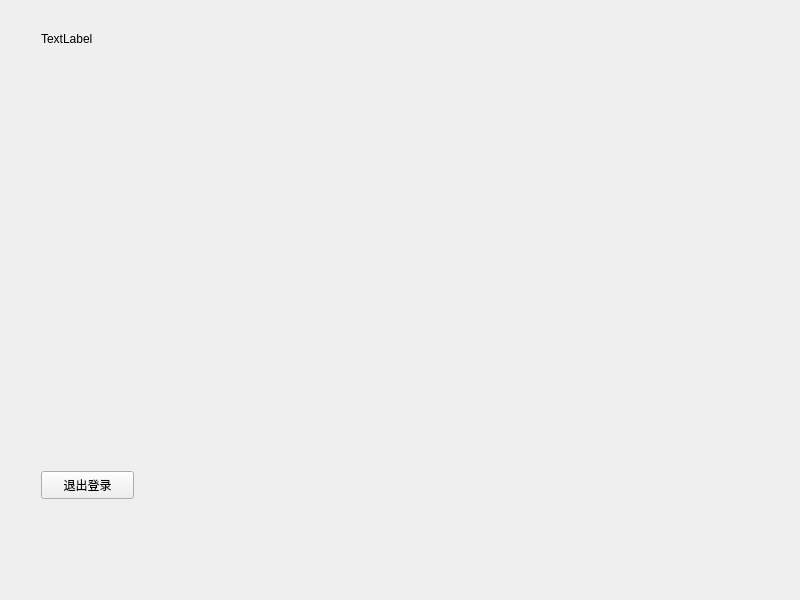
Qt form resources/form/widget.ui (Minevitably/LibraryManagement) before a commit.
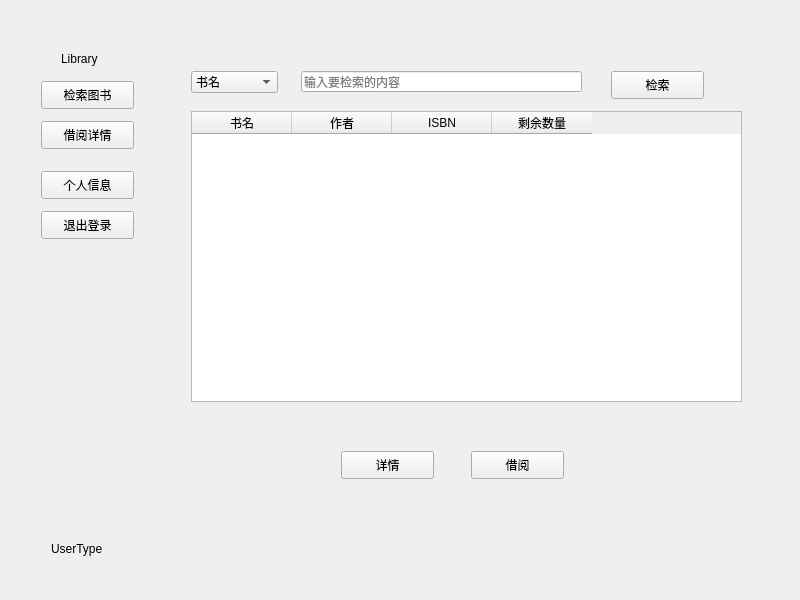
The same form after that commit. The open tabs and pages were chosen to show the change.

Commit message: 设计图书检索视图，在数据库中增加图书表

Patch:
```diff
--- a/resources/form/widget.ui
+++ b/resources/form/widget.ui
@@ -147,31 +147,259 @@
       </widget>
      </widget>
      <widget class="QWidget" name="mainPage">
-      <widget class="QPushButton" name="pushButtonLogout">
+      <widget class="QWidget" name="widgetMenu" native="true">
        <property name="geometry">
         <rect>
-         <x>30</x>
-         <y>460</y>
-         <width>93</width>
-         <height>28</height>
+         <x>20</x>
+         <y>30</y>
+         <width>120</width>
+         <height>531</height>
         </rect>
        </property>
-       <property name="text">
-        <string>退出登录</string>
-       </property>
+       <widget class="QPushButton" name="btnSearchBook">
+        <property name="geometry">
+         <rect>
+          <x>10</x>
+          <y>40</y>
+          <width>93</width>
+          <height>28</height>
+         </rect>
+        </property>
+        <property name="text">
+         <string>检索图书</string>
+        </property>
+       </widget>
+       <widget class="QPushButton" name="btnBorDetail">
+        <property name="geometry">
+         <rect>
+          <x>10</x>
+          <y>80</y>
+          <width>93</width>
+          <height>28</height>
+         </rect>
+        </property>
+        <property name="text">
+         <string>借阅详情</string>
+        </property>
+       </widget>
+       <widget class="QPushButton" name="btnSelf">
+        <property name="geometry">
+         <rect>
+          <x>10</x>
+          <y>130</y>
+          <width>93</width>
+          <height>28</height>
+         </rect>
+        </property>
+        <property name="text">
+         <string>个人信息</string>
+        </property>
+       </widget>
+       <widget class="QPushButton" name="btnLogout">
+        <property name="geometry">
+         <rect>
+          <x>10</x>
+          <y>170</y>
+          <width>93</width>
+          <height>28</height>
+         </rect>
+        </property>
+        <property name="text">
+         <string>退出登录</string>
+        </property>
+       </widget>
+       <widget class="QLabel" name="labelUserType">
+        <property name="geometry">
+         <rect>
+          <x>20</x>
+          <y>500</y>
+          <width>72</width>
+          <height>15</height>
+         </rect>
+        </property>
+        <property name="text">
+         <string>UserType</string>
+        </property>
+       </widget>
+       <widget class="QLabel" name="labelLibrary">
+        <property name="geometry">
+         <rect>
+          <x>30</x>
+          <y>10</y>
+          <width>72</width>
+          <height>15</height>
+         </rect>
+        </property>
+        <property name="text">
+         <string>Library</string>
+        </property>
+       </widget>
       </widget>
-      <widget class="QLabel" name="labelUserType">
+      <widget class="QStackedWidget" name="stackedWidgetMain">
        <property name="geometry">
         <rect>
-         <x>30</x>
-         <y>20</y>
-         <width>72</width>
-         <height>15</height>
+         <x>160</x>
+         <y>30</y>
+         <width>601</width>
+         <height>531</height>
         </rect>
        </property>
-       <property name="text">
-        <string>TextLabel</string>
+       <property name="currentIndex">
+        <number>0</number>
        </property>
+       <widget class="QWidget" name="pageSearch">
+        <widget class="QComboBox" name="comboBoxSearch">
+         <property name="geometry">
+          <rect>
+           <x>20</x>
+           <y>30</y>
+           <width>87</width>
+           <height>22</height>
+          </rect>
+         </property>
+         <item>
+          <property name="text">
+           <string>书名</string>
+          </property>
+         </item>
+         <item>
+          <property name="text">
+           <string>作者</string>
+          </property>
+         </item>
+         <item>
+          <property name="text">
+           <string>ISBN</string>
+          </property>
+         </item>
+        </widget>
+        <widget class="QLineEdit" name="lineEditSearch">
+         <property name="geometry">
+          <rect>
+           <x>130</x>
+           <y>30</y>
+           <width>281</width>
+           <height>21</height>
+          </rect>
+         </property>
+         <property name="placeholderText">
+          <string>输入要检索的内容</string>
+         </property>
+        </widget>
+        <widget class="QPushButton" name="btnSearch">
+         <property name="geometry">
+          <rect>
+           <x>440</x>
+           <y>30</y>
+           <width>93</width>
+           <height>28</height>
+          </rect>
+         </property>
+         <property name="text">
+          <string>检索</string>
+         </property>
+        </widget>
+        <widget class="QTableWidget" name="tableWidgetSearch">
+         <property name="geometry">
+          <rect>
+           <x>20</x>
+           <y>70</y>
+           <width>551</width>
+           <height>291</height>
+          </rect>
+         </property>
+         <column>
+          <property name="text">
+           <string>书名</string>
+          </property>
+         </column>
+         <column>
+          <property name="text">
+           <string>作者</string>
+          </property>
+         </column>
+         <column>
+          <property name="text">
+           <string>ISBN</string>
+          </property>
+         </column>
+         <column>
+          <property name="text">
+           <string>剩余数量</string>
+          </property>
+         </column>
+        </widget>
+        <widget class="QStackedWidget" name="stackedWidgetSearch">
+         <property name="geometry">
+          <rect>
+           <x>150</x>
+           <y>390</y>
+           <width>271</width>
+           <height>80</height>
+          </rect>
+         </property>
+         <property name="currentIndex">
+          <number>0</number>
+         </property>
+         <widget class="QWidget" name="pageReader">
+          <widget class="QPushButton" name="btnDetail">
+           <property name="geometry">
+            <rect>
+             <x>20</x>
+             <y>20</y>
+             <width>93</width>
+             <height>28</height>
+            </rect>
+           </property>
+           <property name="text">
+            <string>详情</string>
+           </property>
+          </widget>
+          <widget class="QPushButton" name="btnBorrow">
+           <property name="geometry">
+            <rect>
+             <x>150</x>
+             <y>20</y>
+             <width>93</width>
+             <height>28</height>
+            </rect>
+           </property>
+           <property name="text">
+            <string>借阅</string>
+           </property>
+          </widget>
+         </widget>
+         <widget class="QWidget" name="pageAdmin">
+          <widget class="QPushButton" name="btnBorrow_2">
+           <property name="geometry">
+            <rect>
+             <x>140</x>
+             <y>30</y>
+             <width>93</width>
+             <height>28</height>
+            </rect>
+           </property>
+           <property name="text">
+            <string>更新图书信息</string>
+           </property>
+          </widget>
+          <widget class="QPushButton" name="btnDetail_2">
+           <property name="geometry">
+            <rect>
+             <x>20</x>
+             <y>30</y>
+             <width>93</width>
+             <height>28</height>
+            </rect>
+           </property>
+           <property name="text">
+            <string>删除图书</string>
+           </property>
+          </widget>
+         </widget>
+        </widget>
+       </widget>
+       <widget class="QWidget" name="page_2"/>
       </widget>
      </widget>
     </widget>
```
Left out of the diff: 15 changed lines with no effect on the pictures. The commit also changes 4 other files.
